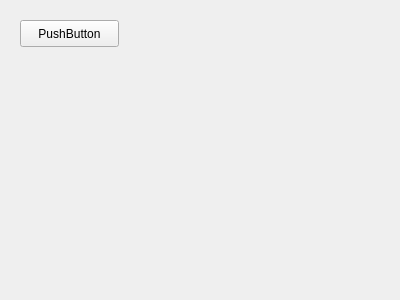
First picture: the form in form/lightplayer.ui, repository effectsToCause/lightmusic, before the edit.
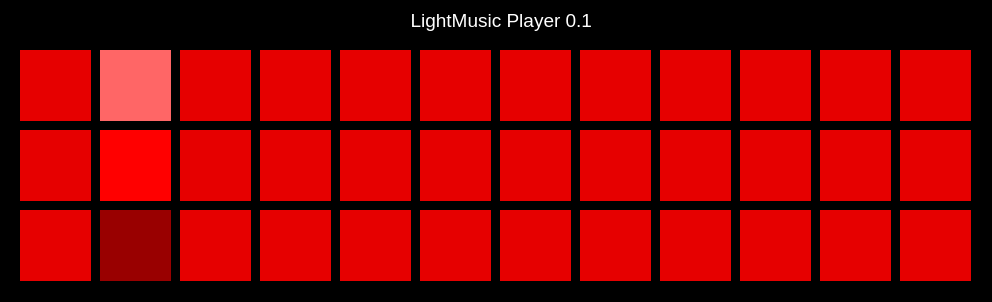
Second picture: the form after the edit.

Commit message: beta player UI

Patch:
```diff
--- a/form/lightplayer.ui
+++ b/form/lightplayer.ui
@@ -6,25 +6,1011 @@
    <rect>
     <x>0</x>
     <y>0</y>
-    <width>400</width>
-    <height>300</height>
+    <width>992</width>
+    <height>302</height>
    </rect>
   </property>
   <property name="windowTitle">
    <string>lightPlayer</string>
   </property>
+  <property name="autoFillBackground">
+   <bool>false</bool>
+  </property>
+  <property name="styleSheet">
+   <string notr="true">QWidget { background: black; border: none; } </string>
+  </property>
   <widget class="QWidget" name="centralWidget">
    <widget class="QPushButton" name="pushButton">
     <property name="geometry">
      <rect>
       <x>20</x>
-      <y>20</y>
-      <width>99</width>
-      <height>27</height>
+      <y>130</y>
+      <width>71</width>
+      <height>71</height>
      </rect>
     </property>
+    <property name="focusPolicy">
+     <enum>Qt::NoFocus</enum>
+    </property>
+    <property name="autoFillBackground">
+     <bool>false</bool>
+    </property>
+    <property name="styleSheet">
+     <string notr="true">QPushButton { background: #E60000; border: none; } 
+QPushButton:hover { background: #FF0000; } 
+QPushButton:pressed { background: #FF0000; } </string>
+    </property>
     <property name="text">
-     <string>PushButton</string>
+     <string/>
+    </property>
+    <property name="flat">
+     <bool>true</bool>
+    </property>
+   </widget>
+   <widget class="QPushButton" name="IredD1">
+    <property name="geometry">
+     <rect>
+      <x>20</x>
+      <y>210</y>
+      <width>71</width>
+      <height>71</height>
+     </rect>
+    </property>
+    <property name="focusPolicy">
+     <enum>Qt::NoFocus</enum>
+    </property>
+    <property name="autoFillBackground">
+     <bool>false</bool>
+    </property>
+    <property name="styleSheet">
+     <string notr="true">QPushButton { background: #E60000; border: none; } 
+QPushButton:hover { background: #FF0000; } 
+QPushButton:pressed { background: #FF0000; } </string>
+    </property>
+    <property name="text">
+     <string/>
+    </property>
+    <property name="flat">
+     <bool>true</bool>
+    </property>
+   </widget>
+   <widget class="QPushButton" name="IredU1">
+    <property name="geometry">
+     <rect>
+      <x>20</x>
+      <y>50</y>
+      <width>71</width>
+      <height>71</height>
+     </rect>
+    </property>
+    <property name="focusPolicy">
+     <enum>Qt::NoFocus</enum>
+    </property>
+    <property name="autoFillBackground">
+     <bool>false</bool>
+    </property>
+    <property name="styleSheet">
+     <string notr="true">QPushButton { background: #E60000; border: none; } 
+QPushButton:hover { background: #FF0000; } 
+QPushButton:pressed { background: #FF0000; } </string>
+    </property>
+    <property name="text">
+     <string/>
+    </property>
+    <property name="flat">
+     <bool>true</bool>
+    </property>
+   </widget>
+   <widget class="QPushButton" name="redU1">
+    <property name="geometry">
+     <rect>
+      <x>100</x>
+      <y>50</y>
+      <width>71</width>
+      <height>71</height>
+     </rect>
+    </property>
+    <property name="focusPolicy">
+     <enum>Qt::NoFocus</enum>
+    </property>
+    <property name="autoFillBackground">
+     <bool>false</bool>
+    </property>
+    <property name="styleSheet">
+     <string notr="true">QPushButton { background: #FF6666; border: none; } 
+QPushButton:hover { background: #FF6666; } 
+QPushButton:pressed { background: #FF6666; } </string>
+    </property>
+    <property name="text">
+     <string/>
+    </property>
+    <property name="flat">
+     <bool>true</bool>
+    </property>
+   </widget>
+   <widget class="QPushButton" name="red0">
+    <property name="geometry">
+     <rect>
+      <x>100</x>
+      <y>130</y>
+      <width>71</width>
+      <height>71</height>
+     </rect>
+    </property>
+    <property name="focusPolicy">
+     <enum>Qt::NoFocus</enum>
+    </property>
+    <property name="autoFillBackground">
+     <bool>false</bool>
+    </property>
+    <property name="styleSheet">
+     <string notr="true">QPushButton { background: #FF0000; border: none; } 
+QPushButton:hover { background: #FF0000; } 
+QPushButton:pressed { background: #FF0000; } </string>
+    </property>
+    <property name="text">
+     <string/>
+    </property>
+    <property name="flat">
+     <bool>true</bool>
+    </property>
+   </widget>
+   <widget class="QPushButton" name="redD1">
+    <property name="geometry">
+     <rect>
+      <x>100</x>
+      <y>210</y>
+      <width>71</width>
+      <height>71</height>
+     </rect>
+    </property>
+    <property name="focusPolicy">
+     <enum>Qt::NoFocus</enum>
+    </property>
+    <property name="autoFillBackground">
+     <bool>false</bool>
+    </property>
+    <property name="styleSheet">
+     <string notr="true">QPushButton { background: #990000; border: none; } 
+QPushButton:hover { background: #990000; } 
+QPushButton:pressed { background: #990000; } </string>
+    </property>
+    <property name="text">
+     <string/>
+    </property>
+    <property name="flat">
+     <bool>true</bool>
+    </property>
+   </widget>
+   <widget class="QPushButton" name="redU1_3">
+    <property name="geometry">
+     <rect>
+      <x>180</x>
+      <y>50</y>
+      <width>71</width>
+      <height>71</height>
+     </rect>
+    </property>
+    <property name="focusPolicy">
+     <enum>Qt::NoFocus</enum>
+    </property>
+    <property name="autoFillBackground">
+     <bool>false</bool>
+    </property>
+    <property name="styleSheet">
+     <string notr="true">QPushButton { background: #E60000; border: none; } 
+QPushButton:hover { background: #FF0000; } 
+QPushButton:pressed { background: #FF0000; } </string>
+    </property>
+    <property name="text">
+     <string/>
+    </property>
+    <property name="flat">
+     <bool>true</bool>
+    </property>
+   </widget>
+   <widget class="QPushButton" name="red0_3">
+    <property name="geometry">
+     <rect>
+      <x>180</x>
+      <y>130</y>
+      <width>71</width>
+      <height>71</height>
+     </rect>
+    </property>
+    <property name="focusPolicy">
+     <enum>Qt::NoFocus</enum>
+    </property>
+    <property name="autoFillBackground">
+     <bool>false</bool>
+    </property>
+    <property name="styleSheet">
+     <string notr="true">QPushButton { background: #E60000; border: none; } 
+QPushButton:hover { background: #FF0000; } 
+QPushButton:pressed { background: #FF0000; } </string>
+    </property>
+    <property name="text">
+     <string/>
+    </property>
+    <property name="flat">
+     <bool>true</bool>
+    </property>
+   </widget>
+   <widget class="QPushButton" name="redD1_3">
+    <property name="geometry">
+     <rect>
+      <x>180</x>
+      <y>210</y>
+      <width>71</width>
+      <height>71</height>
+     </rect>
+    </property>
+    <property name="focusPolicy">
+     <enum>Qt::NoFocus</enum>
+    </property>
+    <property name="autoFillBackground">
+     <bool>false</bool>
+    </property>
+    <property name="styleSheet">
+     <string notr="true">QPushButton { background: #E60000; border: none; } 
+QPushButton:hover { background: #FF0000; } 
+QPushButton:pressed { background: #FF0000; } </string>
+    </property>
+    <property name="text">
+     <string/>
+    </property>
+    <property name="flat">
+     <bool>true</bool>
+    </property>
+   </widget>
+   <widget class="QPushButton" name="redU1_4">
+    <property name="geometry">
+     <rect>
+      <x>260</x>
+      <y>50</y>
+      <width>71</width>
+      <height>71</height>
+     </rect>
+    </property>
+    <property name="focusPolicy">
+     <enum>Qt::NoFocus</enum>
+    </property>
+    <property name="autoFillBackground">
+     <bool>false</bool>
+    </property>
+    <property name="styleSheet">
+     <string notr="true">QPushButton { background: #E60000; border: none; } 
+QPushButton:hover { background: #FF0000; } 
+QPushButton:pressed { background: #FF0000; } </string>
+    </property>
+    <property name="text">
+     <string/>
+    </property>
+    <property name="flat">
+     <bool>true</bool>
+    </property>
+   </widget>
+   <widget class="QPushButton" name="red0_4">
+    <property name="geometry">
+     <rect>
+      <x>260</x>
+      <y>130</y>
+      <width>71</width>
+      <height>71</height>
+     </rect>
+    </property>
+    <property name="focusPolicy">
+     <enum>Qt::NoFocus</enum>
+    </property>
+    <property name="autoFillBackground">
+     <bool>false</bool>
+    </property>
+    <property name="styleSheet">
+     <string notr="true">QPushButton { background: #E60000; border: none; } 
+QPushButton:hover { background: #FF0000; } 
+QPushButton:pressed { background: #FF0000; } </string>
+    </property>
+    <property name="text">
+     <string/>
+    </property>
+    <property name="flat">
+     <bool>true</bool>
+    </property>
+   </widget>
+   <widget class="QPushButton" name="redD1_4">
+    <property name="geometry">
+     <rect>
+      <x>260</x>
+      <y>210</y>
+      <width>71</width>
+      <height>71</height>
+     </rect>
+    </property>
+    <property name="focusPolicy">
+     <enum>Qt::NoFocus</enum>
+    </property>
+    <property name="autoFillBackground">
+     <bool>false</bool>
+    </property>
+    <property name="styleSheet">
+     <string notr="true">QPushButton { background: #E60000; border: none; } 
+QPushButton:hover { background: #FF0000; } 
+QPushButton:pressed { background: #FF0000; } </string>
+    </property>
+    <property name="text">
+     <string/>
+    </property>
+    <property name="flat">
+     <bool>true</bool>
+    </property>
+   </widget>
+   <widget class="QPushButton" name="redU1_5">
+    <property name="geometry">
+     <rect>
+      <x>340</x>
+      <y>50</y>
+      <width>71</width>
+      <height>71</height>
+     </rect>
+    </property>
+    <property name="focusPolicy">
+     <enum>Qt::NoFocus</enum>
+    </property>
+    <property name="autoFillBackground">
+     <bool>false</bool>
+    </property>
+    <property name="styleSheet">
+     <string notr="true">QPushButton { background: #E60000; border: none; } 
+QPushButton:hover { background: #FF0000; } 
+QPushButton:pressed { background: #FF0000; } </string>
+    </property>
+    <property name="text">
+     <string/>
+    </property>
+    <property name="flat">
+     <bool>true</bool>
+    </property>
+   </widget>
+   <widget class="QPushButton" name="red0_5">
+    <property name="geometry">
+     <rect>
+      <x>340</x>
+      <y>130</y>
+      <width>71</width>
+      <height>71</height>
+     </rect>
+    </property>
+    <property name="focusPolicy">
+     <enum>Qt::NoFocus</enum>
+    </property>
+    <property name="autoFillBackground">
+     <bool>false</bool>
+    </property>
+    <property name="styleSheet">
+     <string notr="true">QPushButton { background: #E60000; border: none; } 
+QPushButton:hover { background: #FF0000; } 
+QPushButton:pressed { background: #FF0000; } </string>
+    </property>
+    <property name="text">
+     <string/>
+    </property>
+    <property name="flat">
+     <bool>true</bool>
+    </property>
+   </widget>
+   <widget class="QPushButton" name="redD1_5">
+    <property name="geometry">
+     <rect>
+      <x>340</x>
+      <y>210</y>
+      <width>71</width>
+      <height>71</height>
+     </rect>
+    </property>
+    <property name="focusPolicy">
+     <enum>Qt::NoFocus</enum>
+    </property>
+    <property name="autoFillBackground">
+     <bool>false</bool>
+    </property>
+    <property name="styleSheet">
+     <string notr="true">QPushButton { background: #E60000; border: none; } 
+QPushButton:hover { background: #FF0000; } 
+QPushButton:pressed { background: #FF0000; } </string>
+    </property>
+    <property name="text">
+     <string/>
+    </property>
+    <property name="flat">
+     <bool>true</bool>
+    </property>
+   </widget>
+   <widget class="QPushButton" name="redU1_6">
+    <property name="geometry">
+     <rect>
+      <x>420</x>
+      <y>50</y>
+      <width>71</width>
+      <height>71</height>
+     </rect>
+    </property>
+    <property name="focusPolicy">
+     <enum>Qt::NoFocus</enum>
+    </property>
+    <property name="autoFillBackground">
+     <bool>false</bool>
+    </property>
+    <property name="styleSheet">
+     <string notr="true">QPushButton { background: #E60000; border: none; } 
+QPushButton:hover { background: #FF0000; } 
+QPushButton:pressed { background: #FF0000; } </string>
+    </property>
+    <property name="text">
+     <string/>
+    </property>
+    <property name="flat">
+     <bool>true</bool>
+    </property>
+   </widget>
+   <widget class="QPushButton" name="red0_6">
+    <property name="geometry">
+     <rect>
+      <x>420</x>
+      <y>130</y>
+      <width>71</width>
+      <height>71</height>
+     </rect>
+    </property>
+    <property name="focusPolicy">
+     <enum>Qt::NoFocus</enum>
+    </property>
+    <property name="autoFillBackground">
+     <bool>false</bool>
+    </property>
+    <property name="styleSheet">
+     <string notr="true">QPushButton { background: #E60000; border: none; } 
+QPushButton:hover { background: #FF0000; } 
+QPushButton:pressed { background: #FF0000; } </string>
+    </property>
+    <property name="text">
+     <string/>
+    </property>
+    <property name="flat">
+     <bool>true</bool>
+    </property>
+   </widget>
+   <widget class="QPushButton" name="redD1_6">
+    <property name="geometry">
+     <rect>
+      <x>420</x>
+      <y>210</y>
+      <width>71</width>
+      <height>71</height>
+     </rect>
+    </property>
+    <property name="focusPolicy">
+     <enum>Qt::NoFocus</enum>
+    </property>
+    <property name="autoFillBackground">
+     <bool>false</bool>
+    </property>
+    <property name="styleSheet">
+     <string notr="true">QPushButton { background: #E60000; border: none; } 
+QPushButton:hover { background: #FF0000; } 
+QPushButton:pressed { background: #FF0000; } </string>
+    </property>
+    <property name="text">
+     <string/>
+    </property>
+    <property name="flat">
+     <bool>true</bool>
+    </property>
+   </widget>
+   <widget class="QPushButton" name="redU1_7">
+    <property name="geometry">
+     <rect>
+      <x>500</x>
+      <y>50</y>
+      <width>71</width>
+      <height>71</height>
+     </rect>
+    </property>
+    <property name="focusPolicy">
+     <enum>Qt::NoFocus</enum>
+    </property>
+    <property name="autoFillBackground">
+     <bool>false</bool>
+    </property>
+    <property name="styleSheet">
+     <string notr="true">QPushButton { background: #E60000; border: none; } 
+QPushButton:hover { background: #FF0000; } 
+QPushButton:pressed { background: #FF0000; } </string>
+    </property>
+    <property name="text">
+     <string/>
+    </property>
+    <property name="flat">
+     <bool>true</bool>
+    </property>
+   </widget>
+   <widget class="QPushButton" name="red0_7">
+    <property name="geometry">
+     <rect>
+      <x>500</x>
+      <y>130</y>
+      <width>71</width>
+      <height>71</height>
+     </rect>
+    </property>
+    <property name="focusPolicy">
+     <enum>Qt::NoFocus</enum>
+    </property>
+    <property name="autoFillBackground">
+     <bool>false</bool>
+    </property>
+    <property name="styleSheet">
+     <string notr="true">QPushButton { background: #E60000; border: none; } 
+QPushButton:hover { background: #FF0000; } 
+QPushButton:pressed { background: #FF0000; } </string>
+    </property>
+    <property name="text">
+     <string/>
+    </property>
+    <property name="flat">
+     <bool>true</bool>
+    </property>
+   </widget>
+   <widget class="QPushButton" name="redD1_7">
+    <property name="geometry">
+     <rect>
+      <x>500</x>
+      <y>210</y>
+      <width>71</width>
+      <height>71</height>
+     </rect>
+    </property>
+    <property name="focusPolicy">
+     <enum>Qt::NoFocus</enum>
+    </property>
+    <property name="autoFillBackground">
+     <bool>false</bool>
+    </property>
+    <property name="styleSheet">
+     <string notr="true">QPushButton { background: #E60000; border: none; } 
+QPushButton:hover { background: #FF0000; } 
+QPushButton:pressed { background: #FF0000; } </string>
+    </property>
+    <property name="text">
+     <string/>
+    </property>
+    <property name="flat">
+     <bool>true</bool>
+    </property>
+   </widget>
+   <widget class="QPushButton" name="redU1_8">
+    <property name="geometry">
+     <rect>
+      <x>580</x>
+      <y>50</y>
+      <width>71</width>
+      <height>71</height>
+     </rect>
+    </property>
+    <property name="focusPolicy">
+     <enum>Qt::NoFocus</enum>
+    </property>
+    <property name="autoFillBackground">
+     <bool>false</bool>
+    </property>
+    <property name="styleSheet">
+     <string notr="true">QPushButton { background: #E60000; border: none; } 
+QPushButton:hover { background: #FF0000; } 
+QPushButton:pressed { background: #FF0000; } </string>
+    </property>
+    <property name="text">
+     <string/>
+    </property>
+    <property name="flat">
+     <bool>true</bool>
+    </property>
+   </widget>
+   <widget class="QPushButton" name="red0_8">
+    <property name="geometry">
+     <rect>
+      <x>580</x>
+      <y>130</y>
+      <width>71</width>
+      <height>71</height>
+     </rect>
+    </property>
+    <property name="focusPolicy">
+     <enum>Qt::NoFocus</enum>
+    </property>
+    <property name="autoFillBackground">
+     <bool>false</bool>
+    </property>
+    <property name="styleSheet">
+     <string notr="true">QPushButton { background: #E60000; border: none; } 
+QPushButton:hover { background: #FF0000; } 
+QPushButton:pressed { background: #FF0000; } </string>
+    </property>
+    <property name="text">
+     <string/>
+    </property>
+    <property name="flat">
+     <bool>true</bool>
+    </property>
+   </widget>
+   <widget class="QPushButton" name="redD1_8">
+    <property name="geometry">
+     <rect>
+      <x>580</x>
+      <y>210</y>
+      <width>71</width>
+      <height>71</height>
+     </rect>
+    </property>
+    <property name="focusPolicy">
+     <enum>Qt::NoFocus</enum>
+    </property>
+    <property name="autoFillBackground">
+     <bool>false</bool>
+    </property>
+    <property name="styleSheet">
+     <string notr="true">QPushButton { background: #E60000; border: none; } 
+QPushButton:hover { background: #FF0000; } 
+QPushButton:pressed { background: #FF0000; } </string>
+    </property>
+    <property name="text">
+     <string/>
+    </property>
+    <property name="flat">
+     <bool>true</bool>
+    </property>
+   </widget>
+   <widget class="QPushButton" name="redU1_9">
+    <property name="geometry">
+     <rect>
+      <x>660</x>
+      <y>50</y>
+      <width>71</width>
+      <height>71</height>
+     </rect>
+    </property>
+    <property name="focusPolicy">
+     <enum>Qt::NoFocus</enum>
+    </property>
+    <property name="autoFillBackground">
+     <bool>false</bool>
+    </property>
+    <property name="styleSheet">
+     <string notr="true">QPushButton { background: #E60000; border: none; } 
+QPushButton:hover { background: #FF0000; } 
+QPushButton:pressed { background: #FF0000; } </string>
+    </property>
+    <property name="text">
+     <string/>
+    </property>
+    <property name="flat">
+     <bool>true</bool>
+    </property>
+   </widget>
+   <widget class="QPushButton" name="red0_9">
+    <property name="geometry">
+     <rect>
+      <x>660</x>
+      <y>130</y>
+      <width>71</width>
+      <height>71</height>
+     </rect>
+    </property>
+    <property name="focusPolicy">
+     <enum>Qt::NoFocus</enum>
+    </property>
+    <property name="autoFillBackground">
+     <bool>false</bool>
+    </property>
+    <property name="styleSheet">
+     <string notr="true">QPushButton { background: #E60000; border: none; } 
+QPushButton:hover { background: #FF0000; } 
+QPushButton:pressed { background: #FF0000; } </string>
+    </property>
+    <property name="text">
+     <string/>
+    </property>
+    <property name="flat">
+     <bool>true</bool>
+    </property>
+   </widget>
+   <widget class="QPushButton" name="redD1_9">
+    <property name="geometry">
+     <rect>
+      <x>660</x>
+      <y>210</y>
+      <width>71</width>
+      <height>71</height>
+     </rect>
+    </property>
+    <property name="focusPolicy">
+     <enum>Qt::NoFocus</enum>
+    </property>
+    <property name="autoFillBackground">
+     <bool>false</bool>
+    </property>
+    <property name="styleSheet">
+     <string notr="true">QPushButton { background: #E60000; border: none; } 
+QPushButton:hover { background: #FF0000; } 
+QPushButton:pressed { background: #FF0000; } </string>
+    </property>
+    <property name="text">
+     <string/>
+    </property>
+    <property name="flat">
+     <bool>true</bool>
+    </property>
+   </widget>
+   <widget class="QPushButton" name="redU1_10">
+    <property name="geometry">
+     <rect>
+      <x>740</x>
+      <y>50</y>
+      <width>71</width>
+      <height>71</height>
+     </rect>
+    </property>
+    <property name="focusPolicy">
+     <enum>Qt::NoFocus</enum>
+    </property>
+    <property name="autoFillBackground">
+     <bool>false</bool>
+    </property>
+    <property name="styleSheet">
+     <string notr="true">QPushButton { background: #E60000; border: none; } 
+QPushButton:hover { background: #FF0000; } 
+QPushButton:pressed { background: #FF0000; } </string>
+    </property>
+    <property name="text">
+     <string/>
+    </property>
+    <property name="flat">
+     <bool>true</bool>
+    </property>
+   </widget>
+   <widget class="QPushButton" name="red0_10">
+    <property name="geometry">
+     <rect>
+      <x>740</x>
+      <y>130</y>
+      <width>71</width>
+      <height>71</height>
+     </rect>
+    </property>
+    <property name="focusPolicy">
+     <enum>Qt::NoFocus</enum>
+    </property>
+    <property name="autoFillBackground">
+     <bool>false</bool>
+    </property>
+    <property name="styleSheet">
+     <string notr="true">QPushButton { background: #E60000; border: none; } 
+QPushButton:hover { background: #FF0000; } 
+QPushButton:pressed { background: #FF0000; } </string>
+    </property>
+    <property name="text">
+     <string/>
+    </property>
+    <property name="flat">
+     <bool>true</bool>
+    </property>
+   </widget>
+   <widget class="QPushButton" name="redD1_10">
+    <property name="geometry">
+     <rect>
+      <x>740</x>
+      <y>210</y>
+      <width>71</width>
+      <height>71</height>
+     </rect>
+    </property>
+    <property name="focusPolicy">
+     <enum>Qt::NoFocus</enum>
+    </property>
+    <property name="autoFillBackground">
+     <bool>false</bool>
+    </property>
+    <property name="styleSheet">
+     <string notr="true">QPushButton { background: #E60000; border: none; } 
+QPushButton:hover { background: #FF0000; } 
+QPushButton:pressed { background: #FF0000; } </string>
+    </property>
+    <property name="text">
+     <string/>
+    </property>
+    <property name="flat">
+     <bool>true</bool>
+    </property>
+   </widget>
+   <widget class="QPushButton" name="redU1_11">
+    <property name="geometry">
+     <rect>
+      <x>820</x>
+      <y>50</y>
+      <width>71</width>
+      <height>71</height>
+     </rect>
+    </property>
+    <property name="focusPolicy">
+     <enum>Qt::NoFocus</enum>
+    </property>
+    <property name="autoFillBackground">
+     <bool>false</bool>
+    </property>
+    <property name="styleSheet">
+     <string notr="true">QPushButton { background: #E60000; border: none; } 
+QPushButton:hover { background: #FF0000; } 
+QPushButton:pressed { background: #FF0000; } </string>
+    </property>
+    <property name="text">
+     <string/>
+    </property>
+    <property name="flat">
+     <bool>true</bool>
+    </property>
+   </widget>
+   <widget class="QPushButton" name="red0_11">
+    <property name="geometry">
+     <rect>
+      <x>820</x>
+      <y>130</y>
+      <width>71</width>
+      <height>71</height>
+     </rect>
+    </property>
+    <property name="focusPolicy">
+     <enum>Qt::NoFocus</enum>
+    </property>
+    <property name="autoFillBackground">
+     <bool>false</bool>
+    </property>
+    <property name="styleSheet">
+     <string notr="true">QPushButton { background: #E60000; border: none; } 
+QPushButton:hover { background: #FF0000; } 
+QPushButton:pressed { background: #FF0000; } </string>
+    </property>
+    <property name="text">
+     <string/>
+    </property>
+    <property name="flat">
+     <bool>true</bool>
+    </property>
+   </widget>
+   <widget class="QPushButton" name="redD1_11">
+    <property name="geometry">
+     <rect>
+      <x>820</x>
+      <y>210</y>
+      <width>71</width>
+      <height>71</height>
+     </rect>
+    </property>
+    <property name="focusPolicy">
+     <enum>Qt::NoFocus</enum>
+    </property>
+    <property name="autoFillBackground">
+     <bool>false</bool>
+    </property>
+    <property name="styleSheet">
+     <string notr="true">QPushButton { background: #E60000; border: none; } 
+QPushButton:hover { background: #FF0000; } 
+QPushButton:pressed { background: #FF0000; } </string>
+    </property>
+    <property name="text">
+     <string/>
+    </property>
+    <property name="flat">
+     <bool>true</bool>
+    </property>
+   </widget>
+   <widget class="QPushButton" name="redU1_12">
+    <property name="geometry">
+     <rect>
+      <x>900</x>
+      <y>50</y>
+      <width>71</width>
+      <height>71</height>
+     </rect>
+    </property>
+    <property name="focusPolicy">
+     <enum>Qt::NoFocus</enum>
+    </property>
+    <property name="autoFillBackground">
+     <bool>false</bool>
+    </property>
+    <property name="styleSheet">
+     <string notr="true">QPushButton { background: #E60000; border: none; } 
+QPushButton:hover { background: #FF0000; } 
+QPushButton:pressed { background: #FF0000; } </string>
+    </property>
+    <property name="text">
+     <string/>
+    </property>
+    <property name="flat">
+     <bool>true</bool>
+    </property>
+   </widget>
+   <widget class="QPushButton" name="red0_12">
+    <property name="geometry">
+     <rect>
+      <x>900</x>
+      <y>130</y>
+      <width>71</width>
+      <height>71</height>
+     </rect>
+    </property>
+    <property name="focusPolicy">
+     <enum>Qt::NoFocus</enum>
+    </property>
+    <property name="autoFillBackground">
+     <bool>false</bool>
+    </property>
+    <property name="styleSheet">
+     <string notr="true">QPushButton { background: #E60000; border: none; } 
+QPushButton:hover { background: #FF0000; } 
+QPushButton:pressed { background: #FF0000; } </string>
+    </property>
+    <property name="text">
+     <string/>
+    </property>
+    <property name="flat">
+     <bool>true</bool>
+    </property>
+   </widget>
+   <widget class="QPushButton" name="redD1_12">
+    <property name="geometry">
+     <rect>
+      <x>900</x>
+      <y>210</y>
+      <width>71</width>
+      <height>71</height>
+     </rect>
+    </property>
+    <property name="focusPolicy">
+     <enum>Qt::NoFocus</enum>
+    </property>
+    <property name="autoFillBackground">
+     <bool>false</bool>
+    </property>
+    <property name="styleSheet">
+     <string notr="true">QPushButton { background: #E60000; border: none; } 
+QPushButton:hover { background: #FF0000; } 
+QPushButton:pressed { background: #FF0000; } </string>
+    </property>
+    <property name="text">
+     <string/>
+    </property>
+    <property name="flat">
+     <bool>true</bool>
+    </property>
+   </widget>
+   <widget class="QLabel" name="label">
+    <property name="geometry">
+     <rect>
+      <x>400</x>
+      <y>10</y>
+      <width>201</width>
+      <height>21</height>
+     </rect>
+    </property>
+    <property name="font">
+     <font>
+      <pointsize>14</pointsize>
+     </font>
+    </property>
+    <property name="styleSheet">
+     <string notr="true">QLabel {color: white;}</string>
+    </property>
+    <property name="text">
+     <string>  LightMusic Player 0.1</string>
     </property>
    </widget>
   </widget>
```
Left out of the diff: 2 changed lines with no effect on the pictures. The commit also changes 3 other files.
